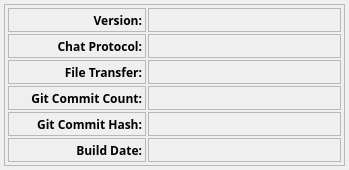
First picture: the form in src/gui/form_about.ui, repository vituperative/i2pchat, before the edit.
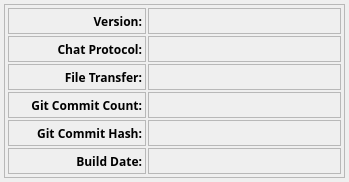
Second picture: the form after the edit. Icons and pictures are not drawn.

Commit message: Avoid vertical truncation of text in 'About' dialog

Patch:
```diff
--- a/src/gui/form_about.ui
+++ b/src/gui/form_about.ui
@@ -10,7 +10,7 @@
     <x>0</x>
     <y>0</y>
     <width>349</width>
-    <height>170</height>
+    <height>182</height>
    </rect>
   </property>
   <property name="sizePolicy">
@@ -22,13 +22,13 @@
   <property name="minimumSize">
    <size>
     <width>349</width>
-    <height>170</height>
+    <height>182</height>
    </size>
   </property>
   <property name="maximumSize">
    <size>
     <width>349</width>
-    <height>170</height>
+    <height>182</height>
    </size>
   </property>
   <property name="sizeIncrement">
@@ -61,9 +61,21 @@
      <x>4</x>
      <y>4</y>
      <width>341</width>
-     <height>162</height>
+     <height>174</height>
     </rect>
    </property>
+   <property name="minimumSize">
+    <size>
+     <width>341</width>
+     <height>174</height>
+    </size>
+   </property>
+   <property name="maximumSize">
+    <size>
+     <width>341</width>
+     <height>174</height>
+    </size>
+   </property>
    <property name="frameShape">
     <enum>QFrame::StyledPanel</enum>
    </property>
@@ -76,7 +88,7 @@
       <x>4</x>
       <y>4</y>
       <width>333</width>
-      <height>157</height>
+      <height>168</height>
      </rect>
     </property>
     <layout class="QGridLayout" name="gridLayout_2" columnstretch="0,10">
@@ -91,13 +103,13 @@
        <property name="minimumSize">
         <size>
          <width>138</width>
-         <height>0</height>
+         <height>26</height>
         </size>
        </property>
        <property name="maximumSize">
         <size>
          <width>138</width>
-         <height>24</height>
+         <height>26</height>
         </size>
        </property>
        <property name="baseSize">
@@ -136,10 +148,16 @@
      </item>
      <item row="0" column="1">
       <widget class="QLabel" name="label_9">
+       <property name="minimumSize">
+        <size>
+         <width>0</width>
+         <height>26</height>
+        </size>
+       </property>
        <property name="maximumSize">
         <size>
          <width>16777215</width>
-         <height>24</height>
+         <height>26</height>
         </size>
        </property>
        <property name="autoFillBackground">
@@ -164,13 +182,13 @@
        <property name="minimumSize">
         <size>
          <width>138</width>
-         <height>0</height>
+         <height>26</height>
         </size>
        </property>
        <property name="maximumSize">
         <size>
          <width>138</width>
-         <height>24</height>
+         <height>26</height>
         </size>
        </property>
        <property name="baseSize">
@@ -212,13 +230,13 @@
        <property name="minimumSize">
         <size>
          <width>138</width>
-         <height>0</height>
+         <height>26</height>
         </size>
        </property>
        <property name="maximumSize">
         <size>
          <width>138</width>
-         <height>24</height>
+         <height>26</height>
         </size>
        </property>
        <property name="baseSize">
@@ -257,10 +275,16 @@
      </item>
      <item row="3" column="1">
       <widget class="QLabel" name="labelGitCommitCount">
+       <property name="minimumSize">
+        <size>
+         <width>0</width>
+         <height>26</height>
+        </size>
+       </property>
        <property name="maximumSize">
         <size>
          <width>16777215</width>
-         <height>24</height>
+         <height>26</height>
         </size>
        </property>
        <property name="autoFillBackground">
@@ -285,13 +309,13 @@
        <property name="minimumSize">
         <size>
          <width>138</width>
-         <height>0</height>
+         <height>26</height>
         </size>
        </property>
        <property name="maximumSize">
         <size>
          <width>138</width>
-         <height>24</height>
+         <height>26</height>
         </size>
        </property>
        <property name="baseSize">
@@ -330,10 +354,16 @@
      </item>
      <item row="2" column="1">
       <widget class="QLabel" name="label_supportedVersion">
+       <property name="minimumSize">
+        <size>
+         <width>0</width>
+         <height>26</height>
+        </size>
+       </property>
        <property name="maximumSize">
         <size>
          <width>16777215</width>
-         <height>24</height>
+         <height>26</height>
         </size>
        </property>
        <property name="autoFillBackground">
@@ -355,10 +385,16 @@
      </item>
      <item row="1" column="1">
       <widget class="QLabel" name="label_10">
+       <property name="minimumSize">
+        <size>
+         <width>0</width>
+         <height>26</height>
+        </size>
+       </property>
        <property name="maximumSize">
         <size>
          <width>16777215</width>
-         <height>24</height>
+         <height>26</height>
         </size>
        </property>
        <property name="autoFillBackground">
@@ -380,6 +416,18 @@
      </item>
      <item row="5" column="1">
       <widget class="QLabel" name="label_dateCompile">
+       <property name="minimumSize">
+        <size>
+         <width>0</width>
+         <height>26</height>
+        </size>
+       </property>
+       <property name="maximumSize">
+        <size>
+         <width>16777215</width>
+         <height>26</height>
+        </size>
+       </property>
        <property name="autoFillBackground">
         <bool>true</bool>
        </property>
@@ -402,13 +450,13 @@
        <property name="minimumSize">
         <size>
          <width>138</width>
-         <height>0</height>
+         <height>26</height>
         </size>
        </property>
        <property name="maximumSize">
         <size>
          <width>138</width>
-         <height>24</height>
+         <height>26</height>
         </size>
        </property>
        <property name="baseSize">
@@ -450,13 +498,13 @@
        <property name="minimumSize">
         <size>
          <width>138</width>
-         <height>0</height>
+         <height>26</height>
         </size>
        </property>
        <property name="maximumSize">
         <size>
          <width>138</width>
-         <height>24</height>
+         <height>26</height>
         </size>
        </property>
        <property name="baseSize">
@@ -495,10 +543,16 @@
      </item>
      <item row="4" column="1">
       <widget class="QLabel" name="gitCommitHashTextBrowser">
+       <property name="minimumSize">
+        <size>
+         <width>0</width>
+         <height>26</height>
+        </size>
+       </property>
        <property name="maximumSize">
         <size>
          <width>16777215</width>
-         <height>24</height>
+         <height>26</height>
         </size>
        </property>
        <property name="autoFillBackground">
```
